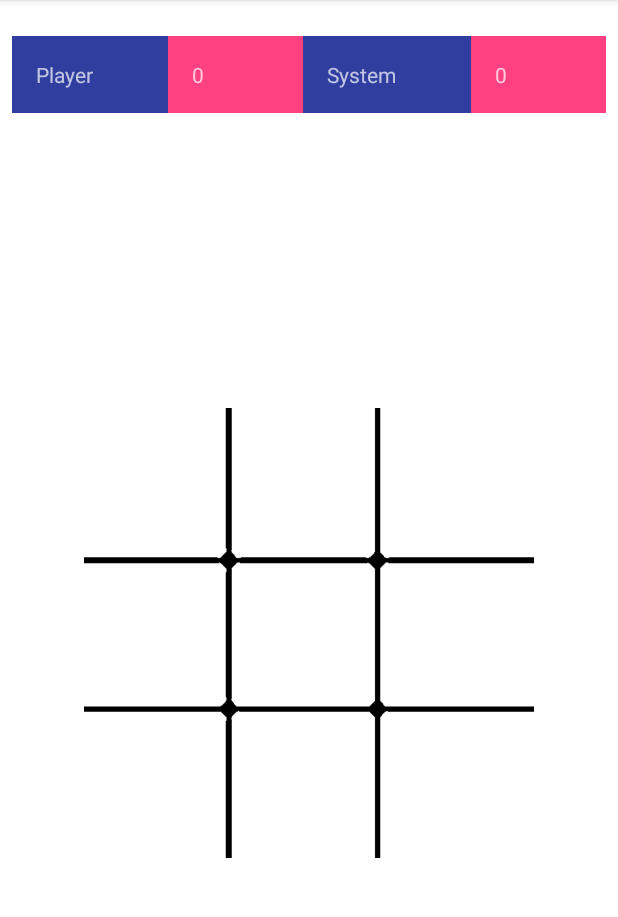
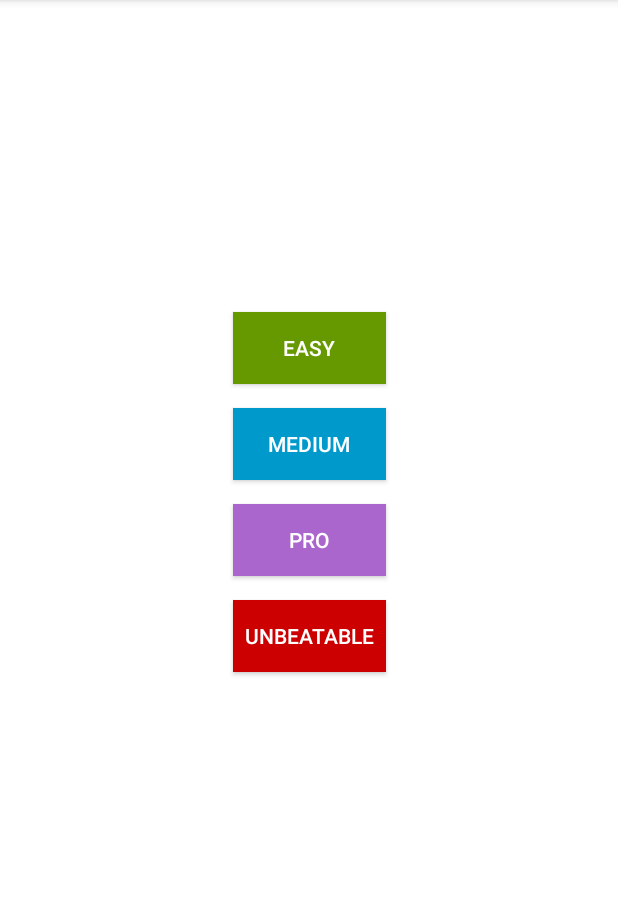
Before and after one commit to levirgon/Connect3Game, an Android app: the screen it shows after launch (MainActivity), on a phone screen of 412 x 824 dp, the part 84-1001 px from its top. Run offline under Robolectric (Android 15) with nearby library versions, the phone set to English and light mode, and no system bars.

```diff
--- a/app/src/main/java/com/example/connect3/MainActivity.java
+++ b/app/src/main/java/com/example/connect3/MainActivity.java
@@ -6,9 +6,9 @@ import android.support.v7.app.AppCompatActivity;
 import android.util.Log;
 import android.view.View;
 import android.view.WindowManager;
-import android.widget.Button;
 import android.widget.GridLayout;
 import android.widget.ImageView;
+import android.widget.LinearLayout;
 import android.widget.TextView;
 import android.widget.Toast;
 
@@ -27,6 +27,7 @@ public class MainActivity extends AppCompatActivity {
     private int click = 0;
     private Random random;
     private GridLayout grid;
+    private LinearLayout linearLayout;
     private ArrayList<Integer> remainingMoves;
 
     private int crossScore = 0;
@@ -66,6 +67,7 @@ public class MainActivity extends AppCompatActivity {
         getWindow().setFlags(WindowManager.LayoutParams.FLAG_FULLSCREEN, WindowManager.LayoutParams.FLAG_FULLSCREEN);
         setContentView(R.layout.activity_main);
         grid = (GridLayout) findViewById(R.id.gridLayout);
+        linearLayout = (LinearLayout) findViewById(R.id.linearScoreLayout);
         random = new Random();
 
         remainingMoves = new ArrayList<>();
@@ -118,18 +120,18 @@ public class MainActivity extends AppCompatActivity {
             @Override
             public void onFinish() {
                 grid.setVisibility(View.INVISIBLE);
+                linearLayout.setVisibility(View.INVISIBLE);
 
-                Button playAgain = (Button) findViewById(R.id.playAgainButton);
-
-                if (playAgain.getVisibility() == View.INVISIBLE) {
-                    playAgain.setVisibility(View.VISIBLE);
-                }
+                LinearLayout buttons = (LinearLayout) findViewById(R.id.buttonsCarrier);
+                buttons.setVisibility(View.VISIBLE);
 
             }
         }.start();
 
 
     }
+
+    private int difficulty = 0;
 
     /**
      * @param view the play again button.
@@ -138,16 +140,20 @@ public class MainActivity extends AppCompatActivity {
      */
     public void playAgain(View view) {
 
-        Button playAgain = (Button) findViewById(R.id.playAgainButton);
-        playAgain.setVisibility(View.INVISIBLE);
+        difficulty = Integer.parseInt(view.getTag().toString());
+
+        LinearLayout buttons = (LinearLayout) findViewById(R.id.buttonsCarrier);
+        buttons.setVisibility(View.INVISIBLE);
 
         click = 0;
         moves = 0;
         tags.clear();
         noughts.clear();
         cross.clear();
-        //clicked = false;
+
         grid.setVisibility(View.VISIBLE);
+        linearLayout.setVisibility(View.VISIBLE);
+
         remainingMoves.clear();
 
         remainingMoves.add(0);
@@ -186,20 +192,20 @@ public class MainActivity extends AppCompatActivity {
         Log.v("msg", "system move called");
         int n;
         int r;
-        if (moves > 3 && (n = canWin(noughts)) != -1) {
+        if (moves > 3 && (n = canWin(noughts)) != -1 && difficulty > 1) {
 
             r = n;
 
-        } else if (moves > 2 && (n = canWin(cross)) != -1) {
+        } else if (moves > 2 && (n = canWin(cross)) != -1 && difficulty > 1) {
 
             r = n;
 
-        } else if (!tags.contains(4)) {
+        } else if (!tags.contains(4) && difficulty > 2) {
 
             r = 4;
             gotCore = true;
 
-        } else if (!tags.containsAll(corners) && crossScore > 4) {
+        } else if (!tags.containsAll(corners) && difficulty > 3) {
 
             r = corners.get(random.nextInt(4));
             while (tags.contains(r)) {
--- a/app/src/main/res/layout/activity_main.xml
+++ b/app/src/main/res/layout/activity_main.xml
@@ -9,36 +9,13 @@
     android:theme="@style/Base.ThemeOverlay.AppCompat.Dark.ActionBar"
     tools:context="com.example.connect3.MainActivity">
 
-    <Button
-        android:id="@+id/playAgainButton"
-        android:layout_width="100dp"
-        android:layout_height="100dp"
-        android:background="@drawable/redo"
-        android:minWidth="48dp"
-        android:onClick="playAgain"
-        android:visibility="invisible"
-        android:layout_marginEnd="16dp"
-        app:layout_constraintRight_toRightOf="parent"
-        android:layout_marginRight="16dp"
-        android:layout_marginStart="16dp"
-        app:layout_constraintLeft_toLeftOf="parent"
-        android:layout_marginLeft="16dp"
-        android:layout_marginTop="8dp"
-        app:layout_constraintTop_toBottomOf="@+id/linearLayout2"
-        app:layout_constraintBottom_toBottomOf="parent"
-        android:layout_marginBottom="16dp" />
-
     <LinearLayout
-        android:id="@+id/linearLayout2"
+        android:id="@+id/linearScoreLayout"
         android:layout_width="0dp"
         android:layout_height="wrap_content"
-        android:layout_marginEnd="8dp"
-        android:layout_marginLeft="8dp"
-        android:layout_marginRight="8dp"
-        android:layout_marginStart="8dp"
-        android:layout_marginTop="24dp"
         android:background="@color/colorPrimaryDark"
         android:orientation="horizontal"
+        android:visibility="invisible"
         app:layout_constraintLeft_toLeftOf="parent"
         app:layout_constraintRight_toRightOf="parent"
         app:layout_constraintTop_toTopOf="parent"
@@ -52,7 +29,7 @@
             android:layout_height="match_parent"
             android:layout_weight="1"
             android:padding="16dp"
-            android:text="Player" />
+            android:text="@string/player" />
 
         <TextView
             android:id="@+id/playerScore"
@@ -70,7 +47,7 @@
             android:layout_height="match_parent"
             android:layout_weight="1"
             android:padding="16dp"
-            android:text="System" />
+            android:text="@string/system" />
 
         <TextView
             android:id="@+id/systemScore"
@@ -87,85 +64,163 @@
         android:id="@+id/gridLayout"
         android:layout_width="300dp"
         android:layout_height="300dp"
-        android:layout_marginBottom="16dp"
+        android:layout_marginBottom="8dp"
         android:layout_marginEnd="8dp"
         android:layout_marginLeft="8dp"
         android:layout_marginRight="8dp"
         android:layout_marginStart="8dp"
-        android:layout_marginTop="16dp"
+        android:layout_marginTop="8dp"
+        android:background="@drawable/board"
         android:columnCount="3"
+        android:foregroundGravity="center"
         android:rowCount="3"
-        android:foregroundGravity="center"
+        android:visibility="invisible"
         app:layout_constraintBottom_toBottomOf="parent"
         app:layout_constraintLeft_toLeftOf="parent"
         app:layout_constraintRight_toRightOf="parent"
-        app:layout_constraintTop_toBottomOf="@+id/linearLayout2"
-        android:background="@drawable/board">
+        app:layout_constraintTop_toBottomOf="@+id/linearScoreLayout">
 
         <ImageView
             android:id="@+id/imageView0"
             android:layout_width="100dp"
             android:layout_height="100dp"
+            android:onClick="dropIn"
             android:tag="0"
-            android:onClick="dropIn" />
+            tools:ignore="ContentDescription" />
 
         <ImageView
             android:id="@+id/imageView1"
             android:layout_width="100dp"
             android:layout_height="100dp"
+            android:onClick="dropIn"
             android:tag="1"
-            android:onClick="dropIn" />
+            tools:ignore="ContentDescription" />
 
         <ImageView
             android:id="@+id/imageView2"
             android:layout_width="100dp"
             android:layout_height="100dp"
+            android:onClick="dropIn"
             android:tag="2"
-            android:onClick="dropIn" />
+            tools:ignore="ContentDescription" />
 
         <ImageView
             android:id="@+id/imageView3"
             android:layout_width="100dp"
             android:layout_height="100dp"
+            android:onClick="dropIn"
             android:tag="3"
-            android:onClick="dropIn" />
+            tools:ignore="ContentDescription" />
 
         <ImageView
             android:id="@+id/imageView4"
             android:layout_width="100dp"
             android:layout_height="100dp"
+            android:onClick="dropIn"
             android:tag="4"
-            android:onClick="dropIn" />
+            tools:ignore="ContentDescription" />
 
         <ImageView
             android:id="@+id/imageView5"
             android:layout_width="100dp"
             android:layout_height="100dp"
+            android:onClick="dropIn"
             android:tag="5"
-            android:onClick="dropIn" />
+            tools:ignore="ContentDescription" />
 
         <ImageView
             android:id="@+id/imageView6"
             android:layout_width="100dp"
             android:layout_height="100dp"
+            android:onClick="dropIn"
             android:tag="6"
-            android:onClick="dropIn" />
+            tools:ignore="ContentDescription" />
 
         <ImageView
             android:id="@+id/imageView7"
             android:layout_width="100dp"
             android:layout_height="100dp"
+            android:onClick="dropIn"
             android:tag="7"
-            android:onClick="dropIn" />
+            tools:ignore="ContentDescription" />
 
         <ImageView
             android:id="@+id/imageView8"
             android:layout_width="100dp"
             android:layout_height="100dp"
+            android:contentDescription=""
+            android:onClick="dropIn"
             android:tag="8"
-            android:contentDescription=""
-            tools:ignore="ContentDescription"
-            android:onClick="dropIn" />
+            tools:ignore="ContentDescription" />
     </GridLayout>
 
+    <LinearLayout
+        android:id="@+id/buttonsCarrier"
+        android:layout_width="wrap_content"
+        android:layout_height="wrap_content"
+        android:orientation="vertical"
+        android:visibility="visible"
+        app:layout_constraintBottom_toBottomOf="parent"
+        app:layout_constraintLeft_toLeftOf="parent"
+        app:layout_constraintRight_toRightOf="parent"
+        app:layout_constraintTop_toTopOf="parent"
+        app:layout_constraintVertical_bias="0.39">
+
+        <Button
+            android:id="@+id/easyButton"
+            android:layout_width="match_parent"
+            android:layout_height="wrap_content"
+            android:layout_margin="8dp"
+            android:background="@android:color/holo_green_dark"
+            android:onClick="playAgain"
+            android:tag="1"
+            android:padding="8dp"
+            android:text="@string/easy"
+            android:visibility="visible"
+            tools:layout_editor_absoluteX="36dp"
+            tools:layout_editor_absoluteY="216dp" />
+
+        <Button
+            android:id="@+id/mediumButton"
+            android:layout_width="match_parent"
+            android:layout_height="wrap_content"
+            android:layout_margin="8dp"
+            android:background="@android:color/holo_blue_dark"
+            android:onClick="playAgain"
+            android:tag="2"
+            android:padding="8dp"
+            android:text="@string/medium"
+            android:visibility="visible"
+            tools:layout_editor_absoluteX="36dp"
+            tools:layout_editor_absoluteY="256dp" />
+
+        <Button
+            android:id="@+id/proButton"
+            android:layout_width="match_parent"
+            android:layout_height="wrap_content"
+            android:layout_margin="8dp"
+            android:background="@android:color/holo_purple"
+            android:onClick="playAgain"
+            android:tag="3"
+            android:padding="8dp"
+            android:text="@string/pro"
+            android:visibility="visible"
+            tools:layout_editor_absoluteX="136dp"
+            tools:layout_editor_absoluteY="96dp" />
+
+        <Button
+            android:id="@+id/unbeatableButton"
+            android:layout_width="match_parent"
+            android:layout_height="wrap_content"
+            android:layout_margin="8dp"
+            android:padding="8dp"
+            android:background="@android:color/holo_red_dark"
+            android:onClick="playAgain"
+            android:tag="4"
+            android:text="@string/unbeatable"
+            android:visibility="visible"
+            tools:layout_editor_absoluteX="124dp"
+            tools:layout_editor_absoluteY="144dp" />
+    </LinearLayout>
+
 </android.support.constraint.ConstraintLayout>
--- a/app/src/main/res/values/strings.xml
+++ b/app/src/main/res/values/strings.xml
@@ -4,4 +4,10 @@
     <string name="father">Father</string>
     <string name="cross">Cross</string>
     <string name="nought">Nought</string>
+    <string name="player">Player</string>
+    <string name="system">System</string>
+    <string name="easy">EASY</string>
+    <string name="medium">Medium</string>
+    <string name="pro">Pro</string>
+    <string name="unbeatable">Unbeatable</string>
 </resources>
```
